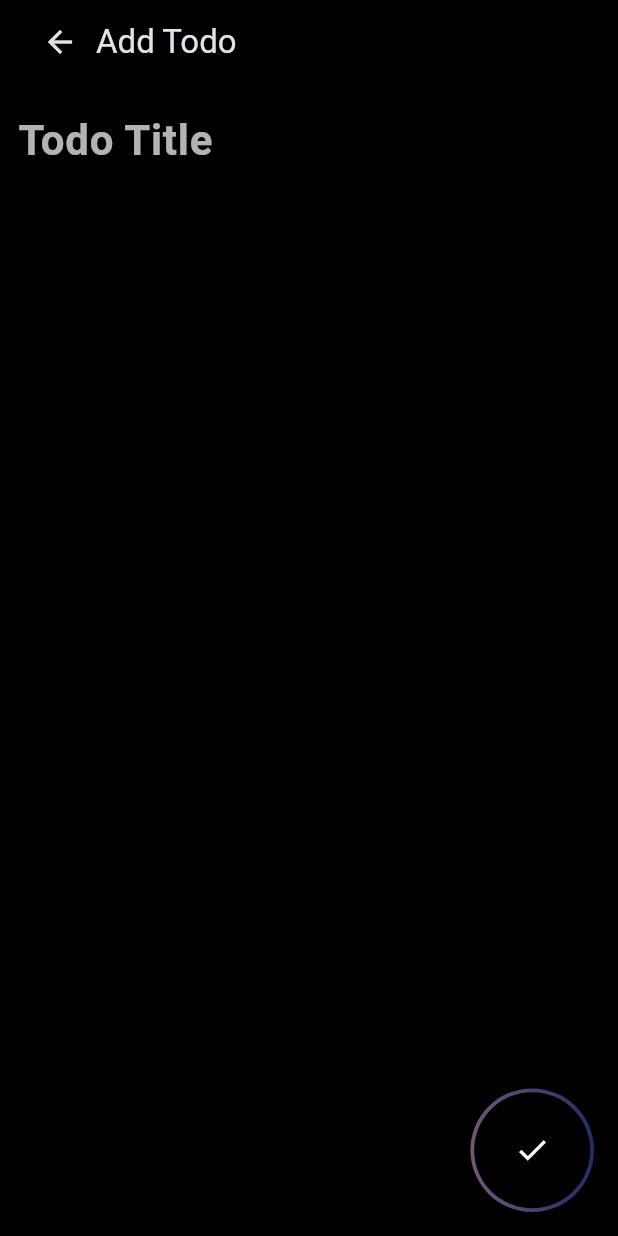
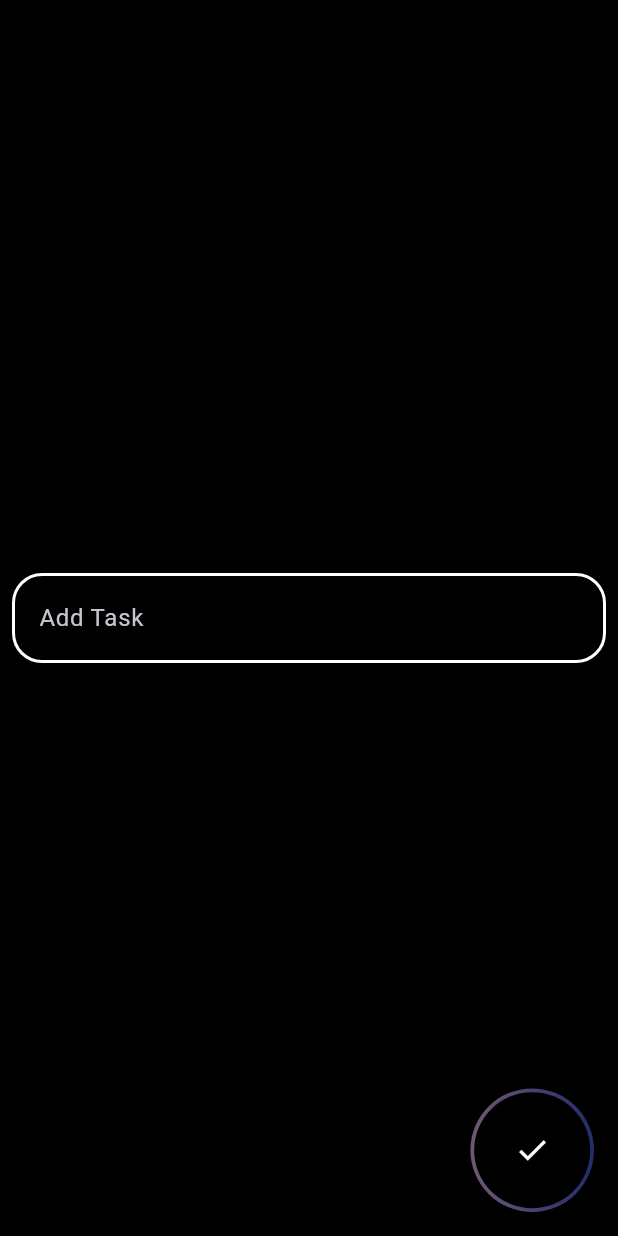
Before and after one commit to kaanoztrrk/Nexus, a Flutter app: the AddTodoPage screen opened directly, on a phone screen of 412 x 824 dp. Run offline on Flutter 3.47's test engine with Material 3 defaults, Android fonts, the phone set to English and light mode, and no system bars; our stand-ins replace cloud_firestore, connectivity_plus, firebase_auth, firebase_core, firebase_storage, flutter_riverpod and 7 more; missing offline and left inert: email_otp, external_app_launcher, restart_app; accounts and stored records are empty.

Commit message:
setting page uı update and bu fixed

```diff
--- a/lib/Pages/Apps/NotePage/AddToDoPage.dart
+++ b/lib/Pages/Apps/NotePage/AddToDoPage.dart
@@ -4,6 +4,7 @@ import 'package:nexus/Util/Colors.dart';
 import 'package:nexus/Util/Extension/PageNavigator.dart';
 import 'package:nexus/Util/Extension/Size.dart';
 import 'package:nexus/Widget/Button/OutlineBorderButton.dart';
+import 'package:nexus/Widget/CustomTextField.dart';
 
 import '../../../Service/NoteService.dart';
 import 'NoteTodoPage.dart';
@@ -37,45 +38,14 @@ class _AddTodoPageState extends State<AddTodoPage> {
     ToDoModel todo = ToDoModel(title: title, creationDate: date.toString());
     TodoDatabaseProvider.db.addNewTodo(todo);
     print("Todo added successfully");
-    showSuccessDialog();
-  }
-
-  void showSuccessDialog() {
-    showDialog(
-      context: context,
-      builder: (BuildContext context) {
-        return AlertDialog(
-          title: Text("Todo Added"),
-          content: Text("Your todo has been added successfully."),
-          actions: [
-            TextButton(
-              onPressed: () {
-                Navigator.pop(context); // Kapatma düğmesi
     pageNavigator(context, NoteTodoPage());
-              },
-              child: Text("OK"),
-            ),
-          ],
-        );
-      },
-    );
   }
 
   @override
   Widget build(BuildContext context) {
-    return Scaffold(
-      appBar: AppBar(
-        automaticallyImplyLeading: false,
-        title: Row(
-          children: [
-            IconButton(
-              onPressed: () => Navigator.pop(context),
-              icon: Icon(Icons.arrow_back),
-            ),
-            Text("Add Todo"),
-          ],
-        ),
-      ),
+    return Dialog.fullscreen(
+      backgroundColor: AppColor().bgColor,
+      child: Scaffold(
         floatingActionButton: OutlineButton(
           size: displayWidth(context) * 0.2,
           strokeWidth: 2.5,
@@ -89,28 +59,14 @@ class _AddTodoPageState extends State<AddTodoPage> {
           onPressed: addTodo,
           child: Icon(Icons.done),
         ),
-      body: Padding(
-        padding: const EdgeInsets.symmetric(vertical: 8.0, horizontal: 12.0),
-        child: Column(
-          children: [
-            TextField(
-              style: TextStyle(
-                fontWeight: FontWeight.bold,
-                fontSize: 28.0,
-                color: AppColor().white.withOpacity(0.7),
-              ),
+        body: Center(
+          child: Padding(
+            padding: const EdgeInsets.all(8.0),
+            child: CustomTextField(
               controller: titleController,
-              decoration: InputDecoration(
-                border: InputBorder.none,
-                hintText: "Todo Title",
-                hintStyle: TextStyle(
-                  fontWeight: FontWeight.bold,
-                  fontSize: 28.0,
-                  color: AppColor().white.withOpacity(0.7),
+              hintText: "Add Task",
             ),
           ),
-            ),
-          ],
         ),
       ),
     );
--- a/lib/Pages/Settings/ProfileEdit.dart
+++ b/lib/Pages/Settings/ProfileEdit.dart
@@ -60,10 +60,6 @@ class _ProfileEditPageState extends State<ProfileEditPage> {
       ),
       body: Column(
         children: [
-          Padding(
-            padding: EdgeInsets.all(displayWidth(context) * 0.1),
-            child: CustomAvatar(size: 0.25),
-          ),
           Expanded(
               child: Padding(
             padding: const EdgeInsets.all(10.0),
--- a/lib/Util/Colors.dart
+++ b/lib/Util/Colors.dart
@@ -5,10 +5,11 @@ import 'package:flutter/material.dart';
 class AppColor {
   Color bgColor = const Color.fromARGB(255, 0, 0, 0);
   Color grey = const Color(0xff56586E);
-  Color crdColor = const Color.fromARGB(255, 24, 26, 31);
+  Color crdColor = const Color.fromARGB(255, 24, 26, 31).withOpacity(0.7);
   Color pink = const Color(0xffE0AEEC);
   Color blue = const Color(0xff445BD1);
   Color white = const Color(0xffFFFFFF);
+  Color tramsparent = Colors.transparent;
 }
 
 //Color(0xff121420),
```
Also changed, not shown: lib/Pages/Apps/NotePage/TodoPage.dart (+16 -8 lines), lib/Pages/Settings.dart (+43 -153 lines). Lines whose indentation alone changed are shown as unchanged.
